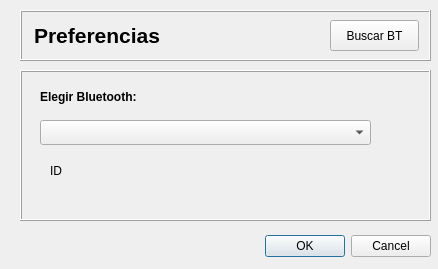
Old version of the form ui/SetPreferences.ui in the repository dpirlo/Qt_UTN_Potencia.
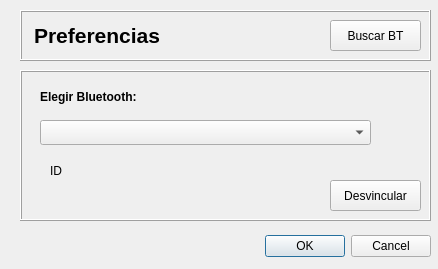
New version of the form.

```diff
--- a/ui/SetPreferences.ui
+++ b/ui/SetPreferences.ui
@@ -99,6 +99,19 @@
      <string/>
     </property>
    </widget>
+   <widget class="QPushButton" name="pushButton_2">
+    <property name="geometry">
+     <rect>
+      <x>310</x>
+      <y>110</y>
+      <width>91</width>
+      <height>31</height>
+     </rect>
+    </property>
+    <property name="text">
+     <string>Desvincular</string>
+    </property>
+   </widget>
   </widget>
   <widget class="QFrame" name="frame_preferencias_path">
    <property name="geometry">
@@ -140,7 +153,7 @@
      <rect>
       <x>310</x>
       <y>10</y>
-      <width>89</width>
+      <width>91</width>
       <height>31</height>
      </rect>
     </property>
```
